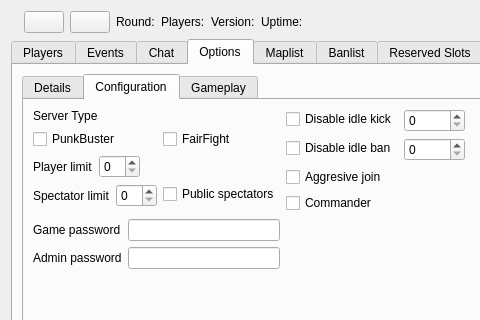
The window that Client/bf4/BF4Widget.ui (OpenRcon/OpenRcon) describes before a commit, drawn with Qt 5; both pictures show x 0 to 480 and y 0 to 320 of the 922 by 565 pixel window.
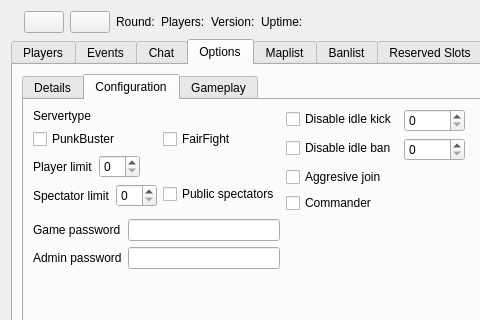
The same window after the commit. Icons and pictures are not drawn.

```diff
--- a/Client/bf4/BF4Widget.ui
+++ b/Client/bf4/BF4Widget.ui
@@ -336,7 +336,7 @@
              <item row="0" column="0">
               <widget class="QLabel" name="label_so_co_serverTypeText">
                <property name="text">
-                <string>Server Type</string>
+                <string>Servertype</string>
                </property>
               </widget>
              </item>
```
